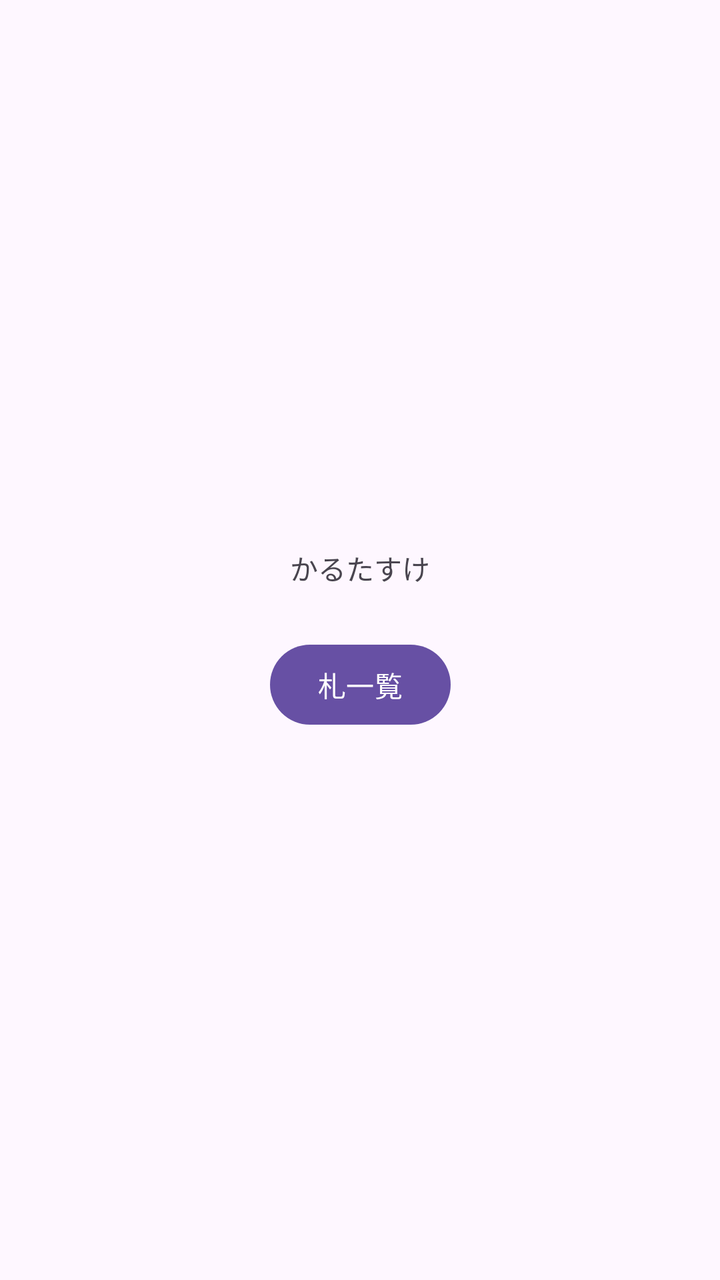
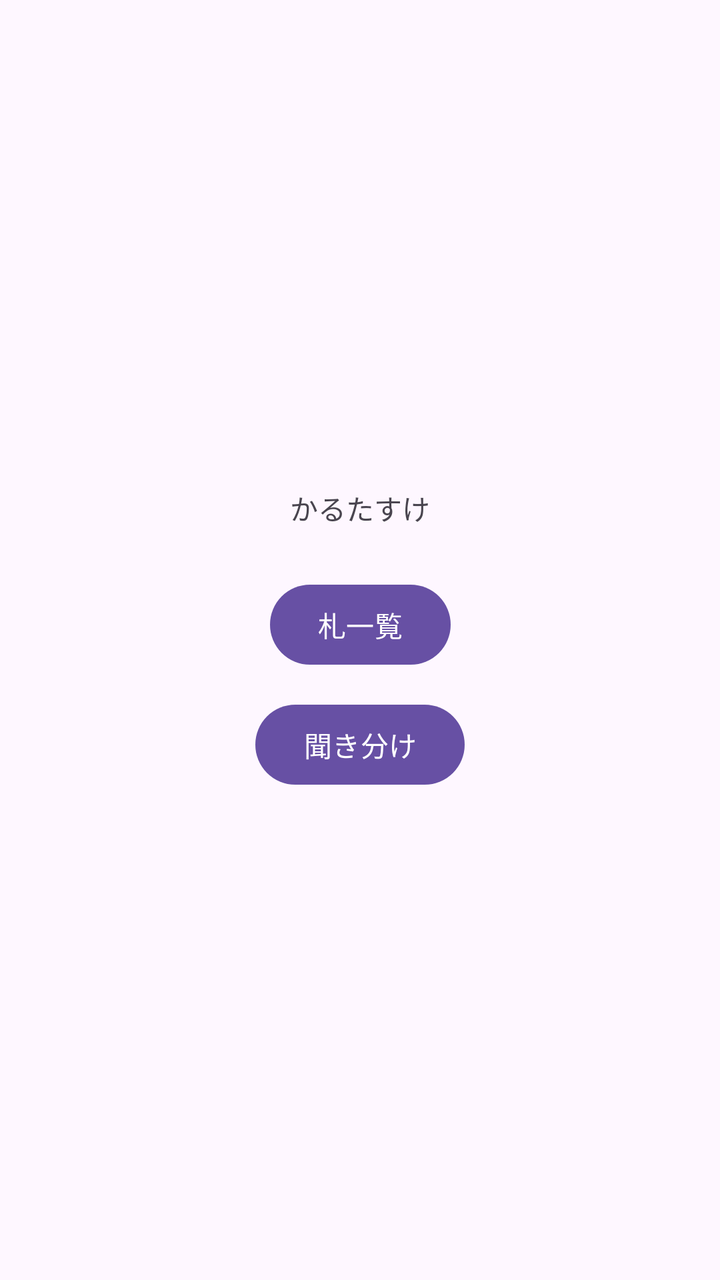

Two renders of the same Android screen: before a commit and after it. Below are the layout's source before the change and the commit's diff.
<!-- AndroidManifest.xml: application theme Theme.Karutasuke -->
<!-- res/layout/activity_main.xml -->
<?xml version="1.0" encoding="utf-8"?>
<androidx.constraintlayout.widget.ConstraintLayout xmlns:android="http://schemas.android.com/apk/res/android"
    xmlns:app="http://schemas.android.com/apk/res-auto"
    xmlns:tools="http://schemas.android.com/tools"
    android:id="@+id/main"
    android:layout_width="match_parent"
    android:layout_height="match_parent"
    tools:context=".MainActivity">

    <TextView
        android:id="@+id/title"
        android:layout_width="wrap_content"
        android:layout_height="wrap_content"
        android:text="@string/home_title"
        app:layout_constraintBottom_toTopOf="@id/open_fuda_page"
        app:layout_constraintEnd_toEndOf="parent"
        app:layout_constraintStart_toStartOf="parent"
        app:layout_constraintTop_toTopOf="parent"
        app:layout_constraintVertical_chainStyle="packed" />

    <Button
        android:id="@+id/open_fuda_page"
        android:layout_width="wrap_content"
        android:layout_height="wrap_content"
        android:layout_marginTop="24dp"
        android:text="@string/open_fuda_page"
        app:layout_constraintBottom_toBottomOf="parent"
        app:layout_constraintEnd_toEndOf="parent"
        app:layout_constraintStart_toStartOf="parent"
        app:layout_constraintTop_toBottomOf="@id/title" />

</androidx.constraintlayout.widget.ConstraintLayout>
<!-- resources referenced by this layout -->
<resources>
  <string name="home_title">かるたすけ</string>
  <string name="open_fuda_page">札一覧</string>
  <style name="Theme.Karutasuke" parent="Base.Theme.Karutasuke" />
  <style name="Base.Theme.Karutasuke" parent="Theme.Material3.DayNight.NoActionBar">
          
          
      </style>
</resources>

<!-- the commit's change to res/layout/activity_main.xml (unified diff, before → after) -->
@@ -24,9 +24,20 @@
         android:layout_height="wrap_content"
         android:layout_marginTop="24dp"
         android:text="@string/open_fuda_page"
-        app:layout_constraintBottom_toBottomOf="parent"
+        app:layout_constraintBottom_toTopOf="@id/open_kikiwake_page"
         app:layout_constraintEnd_toEndOf="parent"
         app:layout_constraintStart_toStartOf="parent"
         app:layout_constraintTop_toBottomOf="@id/title" />
 
+    <Button
+        android:id="@+id/open_kikiwake_page"
+        android:layout_width="wrap_content"
+        android:layout_height="wrap_content"
+        android:layout_marginTop="12dp"
+        android:text="@string/open_kikiwake_page"
+        app:layout_constraintBottom_toBottomOf="parent"
+        app:layout_constraintEnd_toEndOf="parent"
+        app:layout_constraintStart_toStartOf="parent"
+        app:layout_constraintTop_toBottomOf="@id/open_fuda_page" />
+
 </androidx.constraintlayout.widget.ConstraintLayout>
<!-- resource entries referenced after the edit -->
@@ -2,6 +2,7 @@
 <resources>
   <string name="home_title">かるたすけ</string>
   <string name="open_fuda_page">札一覧</string>
+  <string name="open_kikiwake_page">聞き分け</string>
   <style name="Theme.Karutasuke" parent="Base.Theme.Karutasuke" />
   <style name="Base.Theme.Karutasuke" parent="Theme.Material3.DayNight.NoActionBar">
           
